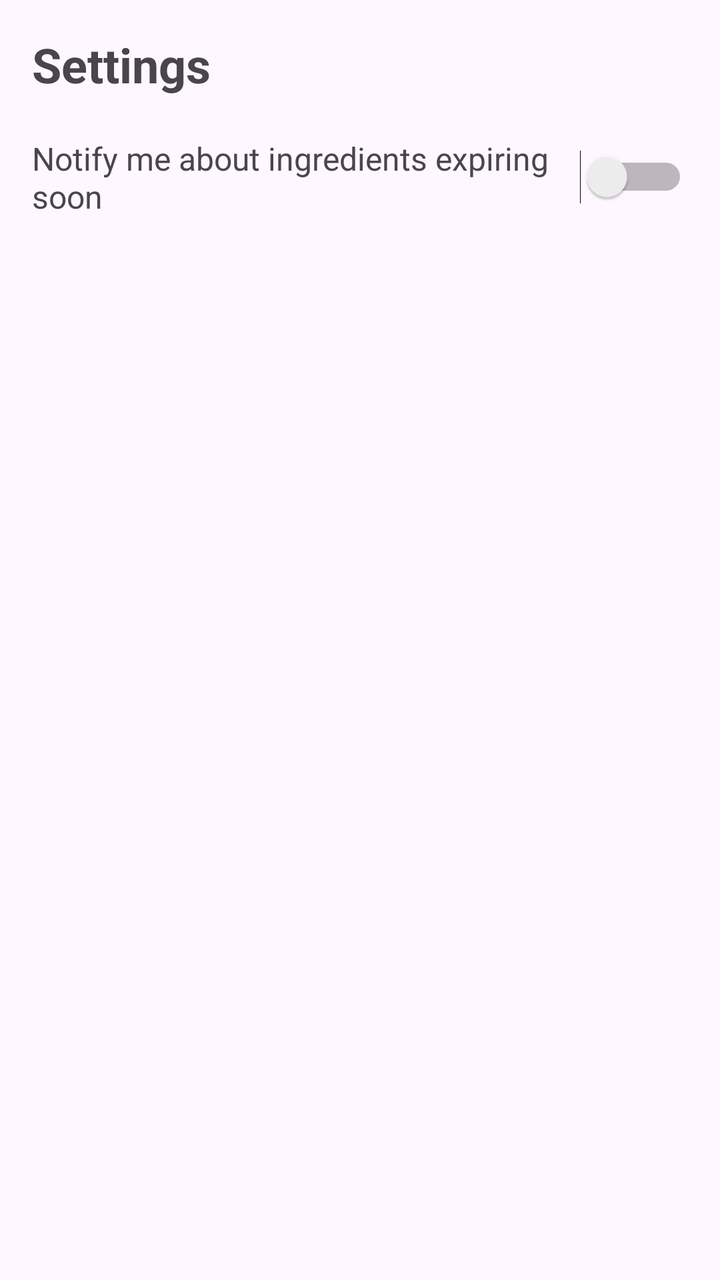
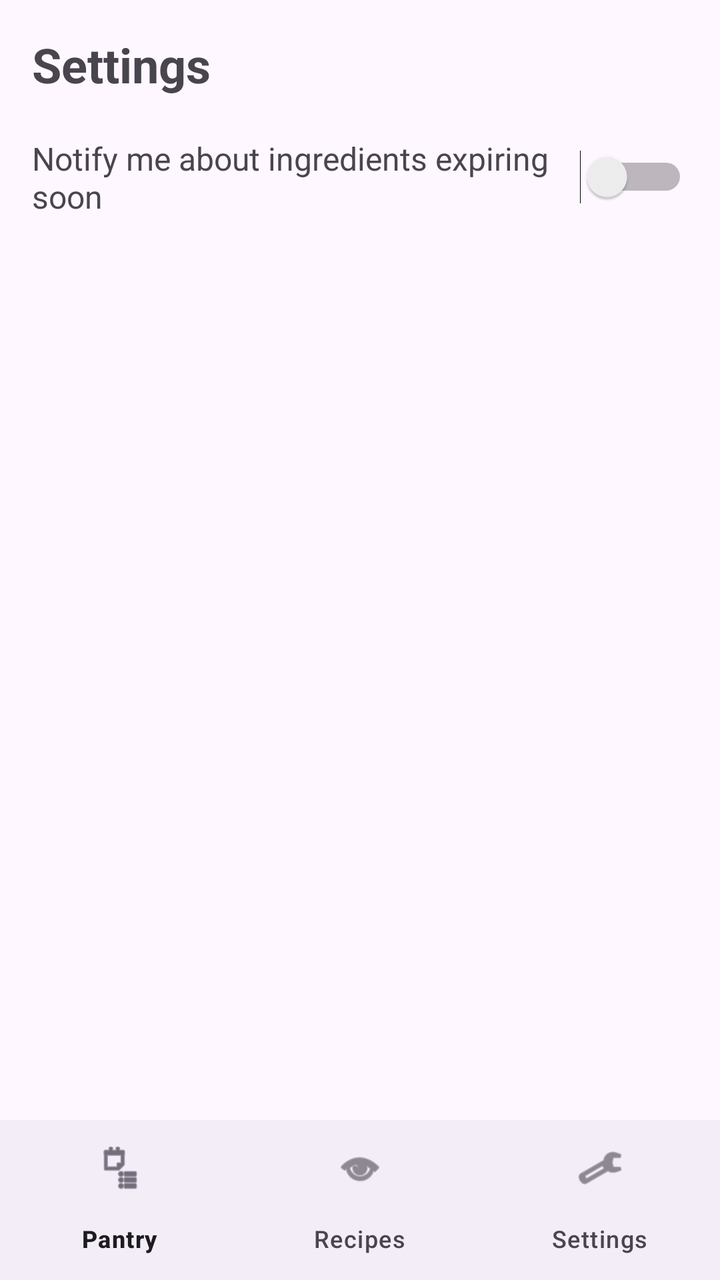

Compare the two renders of this Android layout. The source of the first and the diff that turns it into the second are given below.
<!-- AndroidManifest.xml: application theme Theme.SmartPantryManager -->
<!-- res/layout/activity_settings.xml -->
<?xml version="1.0" encoding="utf-8"?>
<LinearLayout xmlns:android="http://schemas.android.com/apk/res/android"
    android:layout_width="match_parent"
    android:layout_height="match_parent"
    android:orientation="vertical"
    android:padding="16dp">

    <TextView
        android:layout_width="wrap_content"
        android:layout_height="wrap_content"
        android:text="Settings"
        android:textSize="24sp"
        android:textStyle="bold"
        android:layout_marginBottom="20dp" />

    <LinearLayout
        android:layout_width="match_parent"
        android:layout_height="wrap_content"
        android:orientation="horizontal"
        android:gravity="center_vertical">

        <TextView
            android:layout_width="0dp"
            android:layout_height="wrap_content"
            android:layout_weight="1"
            android:text="Notify me about ingredients expiring soon"
            android:textSize="16sp" />

        <Switch
            android:id="@+id/switchExpiryAlerts"
            android:layout_width="wrap_content"
            android:layout_height="wrap_content" />

    </LinearLayout>

</LinearLayout>
<!-- resources referenced by this layout -->
<resources>
  <style name="Theme.SmartPantryManager" parent="Base.Theme.SmartPantryManager" />
  <style name="Base.Theme.SmartPantryManager" parent="Theme.Material3.DayNight.NoActionBar">
          
          
      </style>
</resources>

<!-- the commit's change to res/layout/activity_settings.xml (unified diff, before → after) -->
@@ -1,36 +1,51 @@
 <?xml version="1.0" encoding="utf-8"?>
 <LinearLayout xmlns:android="http://schemas.android.com/apk/res/android"
+    xmlns:app="http://schemas.android.com/apk/res-auto"
     android:layout_width="match_parent"
     android:layout_height="match_parent"
-    android:orientation="vertical"
-    android:padding="16dp">
-
-    <TextView
-        android:layout_width="wrap_content"
-        android:layout_height="wrap_content"
-        android:text="Settings"
-        android:textSize="24sp"
-        android:textStyle="bold"
-        android:layout_marginBottom="20dp" />
+    android:orientation="vertical">
 
     <LinearLayout
         android:layout_width="match_parent"
-        android:layout_height="wrap_content"
-        android:orientation="horizontal"
-        android:gravity="center_vertical">
+        android:layout_height="0dp"
+        android:layout_weight="1"
+        android:orientation="vertical"
+        android:padding="16dp">
 
         <TextView
-            android:layout_width="0dp"
+            android:layout_width="wrap_content"
             android:layout_height="wrap_content"
-            android:layout_weight="1"
-            android:text="Notify me about ingredients expiring soon"
-            android:textSize="16sp" />
+            android:text="Settings"
+            android:textSize="24sp"
+            android:textStyle="bold"
+            android:layout_marginBottom="20dp" />
 
-        <Switch
-            android:id="@+id/switchExpiryAlerts"
-            android:layout_width="wrap_content"
-            android:layout_height="wrap_content" />
+        <LinearLayout
+            android:layout_width="match_parent"
+            android:layout_height="wrap_content"
+            android:orientation="horizontal"
+            android:gravity="center_vertical">
+
+            <TextView
+                android:layout_width="0dp"
+                android:layout_height="wrap_content"
+                android:layout_weight="1"
+                android:text="Notify me about ingredients expiring soon"
+                android:textSize="16sp" />
+
+            <Switch
+                android:id="@+id/switchExpiryAlerts"
+                android:layout_width="wrap_content"
+                android:layout_height="wrap_content" />
+
+        </LinearLayout>
 
     </LinearLayout>
 
+    <com.google.android.material.bottomnavigation.BottomNavigationView
+        android:id="@+id/bottomNavigation"
+        android:layout_width="match_parent"
+        android:layout_height="wrap_content"
+        app:menu="@menu/bottom_nav_menu" />
+
 </LinearLayout>
